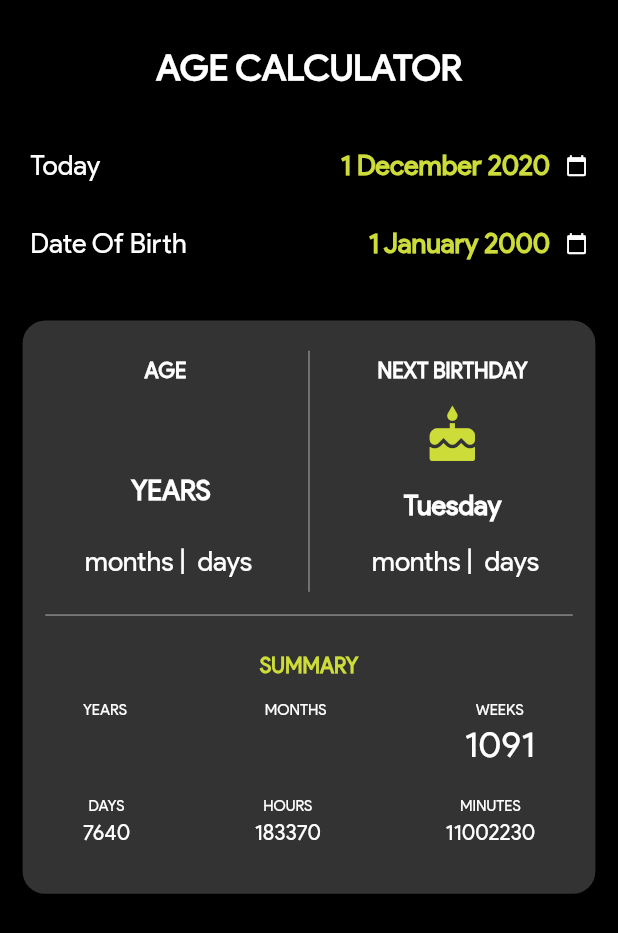
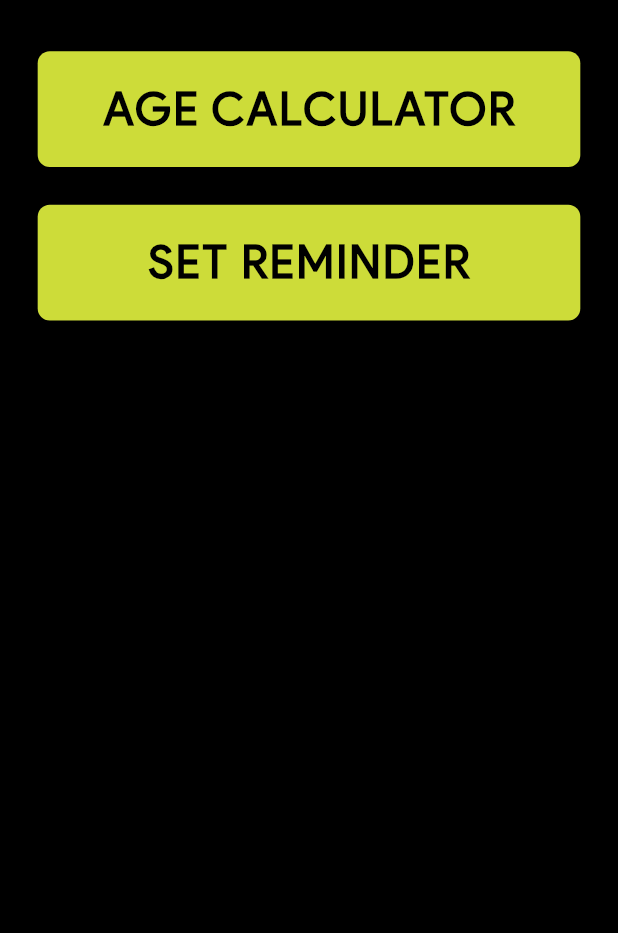
Before and after one commit to ParasGang/AgeCalculator, a Flutter app: the screen it shows after launch, on a phone screen of 412 x 824 dp. Shown: the top 933 px of the screen. Run offline on Flutter 3.47's test engine with Material 2 defaults, Android fonts, the phone set to English and light mode, and no system bars; missing offline and left inert: age.

Commit message:
second commit

```diff
--- a/lib/main.dart
+++ b/lib/main.dart
@@ -1,5 +1,6 @@
 import 'package:age_calculator/screens/calendar_screen.dart';
 import 'package:age_calculator/screens/homePage.dart';
+import 'package:age_calculator/shared/size_config.dart';
 import 'package:flutter/material.dart';
 
 void main() {
@@ -10,9 +11,87 @@ class MyApp extends StatelessWidget {
   @override
   Widget build(BuildContext context) {
     return MaterialApp(
-      debugShowCheckedModeBanner: false,
-      theme: ThemeData(fontFamily: "Product Sans"),
-      home: HomePage(),
+        debugShowCheckedModeBanner: false,
+        theme: ThemeData(
+            fontFamily: "Product Sans", scaffoldBackgroundColor: Colors.black),
+        home: MainPage());
+  }
+}
+
+class MainPage extends StatelessWidget {
+  @override
+  Widget build(BuildContext context) {
+    SizeConfig().init(context);
+    return SafeArea(
+      child: Scaffold(
+        body: Column(
+          children: [
+            GestureDetector(
+              onTap: () {
+                Navigator.of(context)
+                    .push(MaterialPageRoute(builder: (context) {
+                  return HomePage();
+                }));
+              },
+              child: Container(
+                margin: EdgeInsets.only(
+                  top: SizeConfig.safeBlockVertical * 34,
+                  left: SizeConfig.safeBlockHorizontal * 25,
+                  right: SizeConfig.safeBlockHorizontal * 25,
+                  bottom: SizeConfig.safeBlockVertical * 25,
+                ),
+                width: double.maxFinite,
+                padding: EdgeInsets.symmetric(
+                  vertical: SizeConfig.safeBlockVertical * 20,
+                ),
+                decoration: BoxDecoration(
+                    color: Color(0xffCDDC39),
+                    borderRadius: BorderRadius.circular(
+                      SizeConfig.safeBlockVertical * 8,
+                    )),
+                child: Center(
+                  child: Text(
+                    "AGE CALCULATOR",
+                    style: TextStyle(
+                      color: Colors.black,
+                      fontWeight: FontWeight.w700,
+                      fontSize: SizeConfig.safeBlockVertical * 30,
+                      letterSpacing: SizeConfig.safeBlockHorizontal * 1.5,
+                    ),
+                  ),
+                ),
+              ),
+            ),
+            Container(
+              margin: EdgeInsets.only(
+                left: SizeConfig.safeBlockHorizontal * 25,
+                right: SizeConfig.safeBlockHorizontal * 25,
+                bottom: SizeConfig.safeBlockVertical * 25,
+              ),
+              width: double.maxFinite,
+              padding: EdgeInsets.symmetric(
+                vertical: SizeConfig.safeBlockVertical * 20,
+              ),
+              decoration: BoxDecoration(
+                  color: Color(0xffCDDC39),
+                  borderRadius: BorderRadius.circular(
+                    SizeConfig.safeBlockVertical * 8,
+                  )),
+              child: Center(
+                child: Text(
+                  "SET REMINDER",
+                  style: TextStyle(
+                    color: Colors.black,
+                    fontWeight: FontWeight.w700,
+                    fontSize: SizeConfig.safeBlockVertical * 30,
+                    letterSpacing: SizeConfig.safeBlockHorizontal * 1.5,
+                  ),
+                ),
+              ),
+            ),
+          ],
+        ),
+      ),
     );
   }
 }
--- a/lib/screens/homePage.dart
+++ b/lib/screens/homePage.dart
@@ -510,6 +510,32 @@ class _HomePageState extends State<HomePage> {
                   ],
                 ),
               ),
+              Container(
+                margin: EdgeInsets.only(
+                  top: SizeConfig.safeBlockVertical * 34,
+                  bottom: SizeConfig.safeBlockVertical * 25,
+                ),
+                width: double.maxFinite,
+                padding: EdgeInsets.symmetric(
+                  vertical: SizeConfig.safeBlockVertical * 20,
+                ),
+                decoration: BoxDecoration(
+                    color: Color(0xffCDDC39),
+                    borderRadius: BorderRadius.circular(
+                      SizeConfig.safeBlockVertical * 8,
+                    )),
+                child: Center(
+                  child: Text(
+                    "GET REMINDER",
+                    style: TextStyle(
+                      color: Colors.black,
+                      fontWeight: FontWeight.w700,
+                      fontSize: SizeConfig.safeBlockVertical * 30,
+                      letterSpacing: SizeConfig.safeBlockHorizontal * 1.5,
+                    ),
+                  ),
+                ),
+              ),
             ],
           ),
         ),
```
Also changed, not shown: pubspec.lock.
